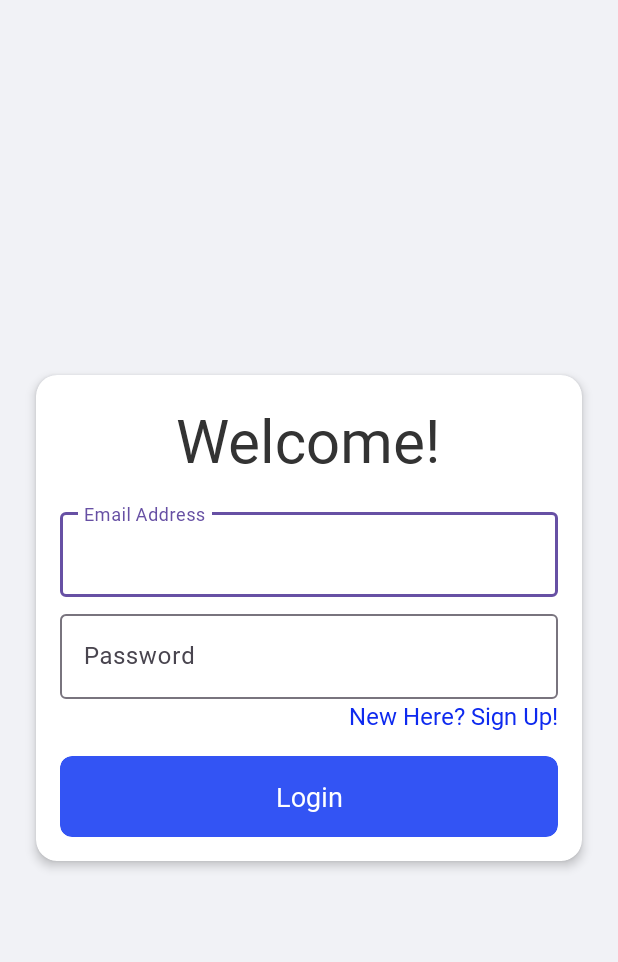
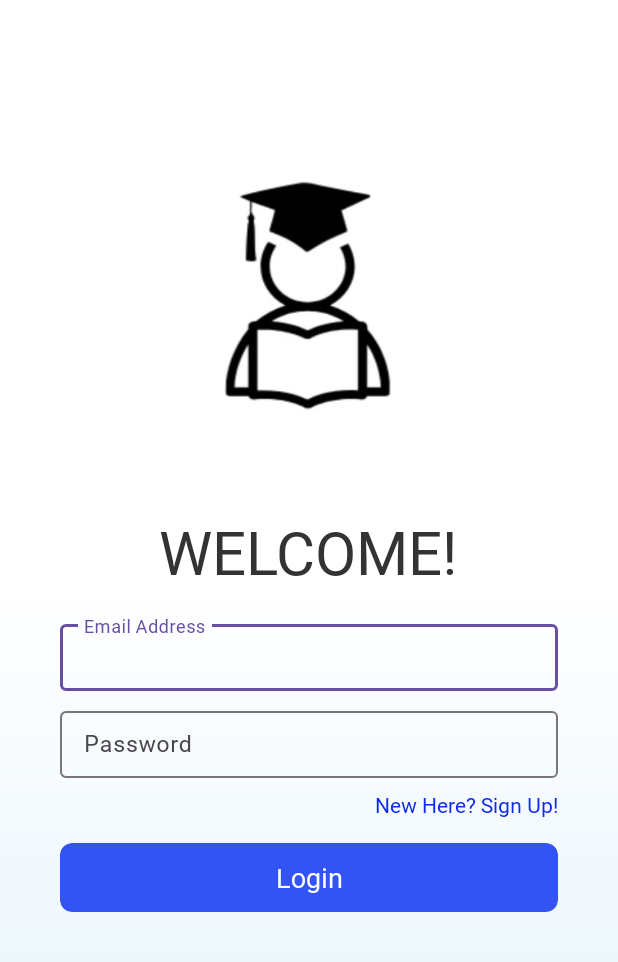
Before and after one commit to Yflow31/SummerProject, an Android app: the screen it shows after launch (MainActivity), on a phone screen of 412 x 824 dp. Shown: the top 962 px of the screen. Run offline under Robolectric (Android 15) with nearby library versions, the phone set to English and light mode, and no system bars; our stand-ins replace Firebase (no records; nobody signed in at launch, a user with empty details on screens opened directly).

Commit message:
Version 0.0

```diff
--- a/app/src/main/res/layout/activity_main.xml
+++ b/app/src/main/res/layout/activity_main.xml
@@ -3,15 +3,17 @@
     xmlns:tools="http://schemas.android.com/tools"
     android:layout_width="match_parent"
     android:layout_height="match_parent"
-    android:background="@color/app_bg"
+    android:background="@drawable/bgtopi"
     tools:context=".MainActivity">
 
-    <androidx.cardview.widget.CardView
+
+    <LinearLayout
         android:layout_width="match_parent"
         android:layout_height="wrap_content"
-        android:layout_centerInParent="true"
+        android:layout_alignParentBottom="true"
         android:layout_marginHorizontal="24dp"
-        android:layout_marginVertical="8dp"
+        android:layout_marginBottom="200dp"
+        android:orientation="vertical"
         app:cardBackgroundColor="@color/white"
         app:cardCornerRadius="14dp"
         app:cardElevation="4dp">
@@ -28,36 +30,39 @@
                 android:layout_gravity="center"
                 android:layout_marginBottom="16dp"
                 android:fontFamily="@font/lato_bold"
-                android:text="Welcome!"
+                android:text="WELCOME!"
                 android:textColor="#333333"
                 android:textSize="40sp" />
 
             <com.google.android.material.textfield.TextInputLayout
+                android:layout_marginBottom="@dimen/material_size_8"
                 android:layout_width="match_parent"
-                android:layout_height="wrap_content">
+                android:layout_height="50dp">
 
-                <EditText
+                <com.google.android.material.textfield.TextInputEditText
                     android:id="@+id/editTextTextEmailAddress"
                     android:layout_width="match_parent"
-                    android:layout_height="wrap_content"
+                    android:layout_height="match_parent"
+                    android:padding="10dp"
                     android:fontFamily="@font/lato_regular"
                     android:hint="Email Address"
-                    android:inputType="text" />
+                    android:textSize="15sp" /> <!-- Add padding if needed -->
 
             </com.google.android.material.textfield.TextInputLayout>
 
             <com.google.android.material.textfield.TextInputLayout
+                android:layout_marginBottom="@dimen/material_size_8"
                 android:layout_width="match_parent"
-                android:layout_height="wrap_content"
-                android:layout_marginTop="6dp">
+                android:layout_height="50dp">
 
-                <EditText
+                <com.google.android.material.textfield.TextInputEditText
                     android:id="@+id/editTextTextPassword"
                     android:layout_width="match_parent"
-                    android:layout_height="wrap_content"
+                    android:layout_height="match_parent"
+                    android:padding="10dp"
                     android:fontFamily="@font/lato_regular"
                     android:hint="Password"
-                    android:inputType="textPassword" />
+                    android:textSize="15sp" /> <!-- Add padding if needed -->
 
             </com.google.android.material.textfield.TextInputLayout>
 
@@ -70,7 +75,7 @@
                 android:fontFamily="@font/lato_regular"
                 android:text="New Here? Sign Up!"
                 android:textColor="#0E2AEF"
-                android:textSize="16sp" />
+                android:textSize="14sp" />
 
             <com.google.android.material.card.MaterialCardView
                 android:layout_width="wrap_content"
@@ -83,7 +88,7 @@
                     android:layout_width="wrap_content"
                     android:layout_height="wrap_content"
                     android:layout_gravity="center"
-                    android:padding="12dp">
+                    android:padding="8dp">
 
                     <TextView
                         android:id="@+id/loginbtn"
@@ -99,6 +104,6 @@
             </com.google.android.material.card.MaterialCardView>
 
         </LinearLayout>
-    </androidx.cardview.widget.CardView>
+    </LinearLayout>
 
 </RelativeLayout>
```
Also changed, not shown: app/src/main/res/drawable/bgimage.png (added), app/src/main/res/drawable/bgtopi.png (added), app/src/main/res/drawable/smolllogo.png (added), app/src/main/res/drawable/trying.png (added), app/src/main/res/mipmap-hdpi/ic_launcher.webp, app/src/main/res/mipmap-hdpi/ic_launcher_round.webp, app/src/main/res/mipmap-mdpi/ic_launcher.webp, app/src/main/res/mipmap-mdpi/ic_launcher_round.webp, app/src/main/res/mipmap-xhdpi/ic_launcher.webp, app/src/main/res/mipmap-xhdpi/ic_launcher_round.webp, app/src/main/res/mipmap-xxhdpi/ic_launcher.webp, app/src/main/res/mipmap-xxhdpi/ic_launcher_round.webp, app/src/main/res/mipmap-xxxhdpi/ic_launcher.webp, app/src/main/res/mipmap-xxxhdpi/ic_launcher_round.webp.
